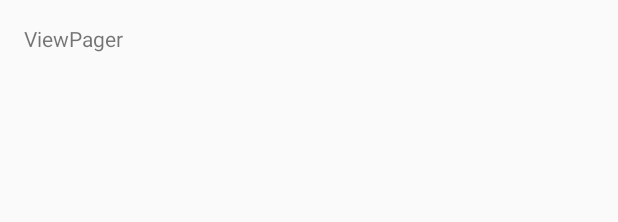
After one commit to samuelcpedro/ud839_ViewPager_Example, an Android app: the layout fragment_day_of_week.xml on its own in the app's theme, with its tools: preview values and no code run, on a phone screen of 412 x 824 dp. The commit adds this screen. Shown: the top 222 px of the screen. Run offline under Robolectric (Android 15) with nearby library versions, the phone set to English and light mode, and no system bars.

```diff
--- a/app/src/main/java/com/example/android/viewpager/TuesdayFragment.java
+++ b/app/src/main/java/com/example/android/viewpager/TuesdayFragment.java
@@ -26,6 +26,9 @@ import android.view.ViewGroup;
  */
 public class TuesdayFragment extends Fragment {
 
+    public TuesdayFragment(String) {
+    }
+
     @Override
     public View onCreateView(LayoutInflater inflater, ViewGroup container, Bundle savedInstanceState) {
         return inflater.inflate(R.layout.fragment_tuesday, container, false);
--- /dev/null
+++ b/app/src/main/res/layout/fragment_day_of_week.xml
@@ -0,0 +1,14 @@
+<?xml version="1.0" encoding="utf-8"?>
+<LinearLayout xmlns:android="http://schemas.android.com/apk/res/android"
+    xmlns:tools="http://schemas.android.com/tools"
+    android:layout_width="match_parent"
+    android:layout_height="match_parent"
+    android:orientation="vertical"
+    android:padding="16dp">
+
+    <TextView
+        android:id="@+id/tv_day_of_week"
+        android:layout_width="wrap_content"
+        android:layout_height="wrap_content"
+        tools:text="@string/app_name" />
+</LinearLayout>
```
Also changed, not shown: app/src/main/java/com/example/android/viewpager/MondayFragment.java (+7 -1 lines), app/src/main/res/values/strings.xml (+6 -1 lines).
